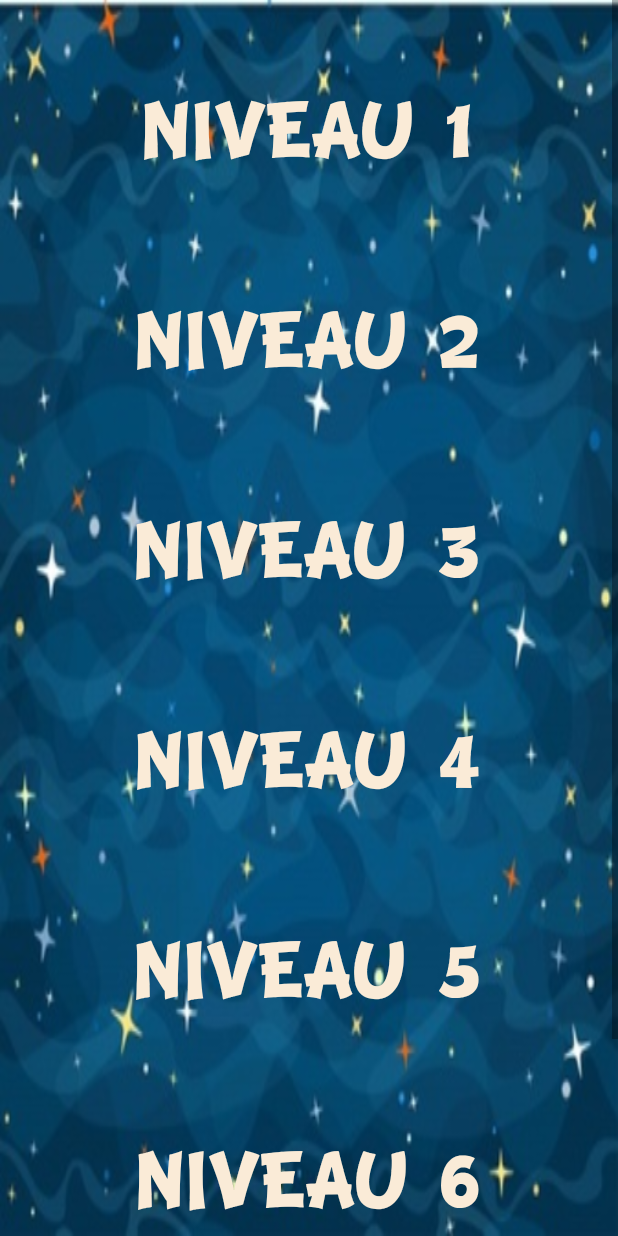
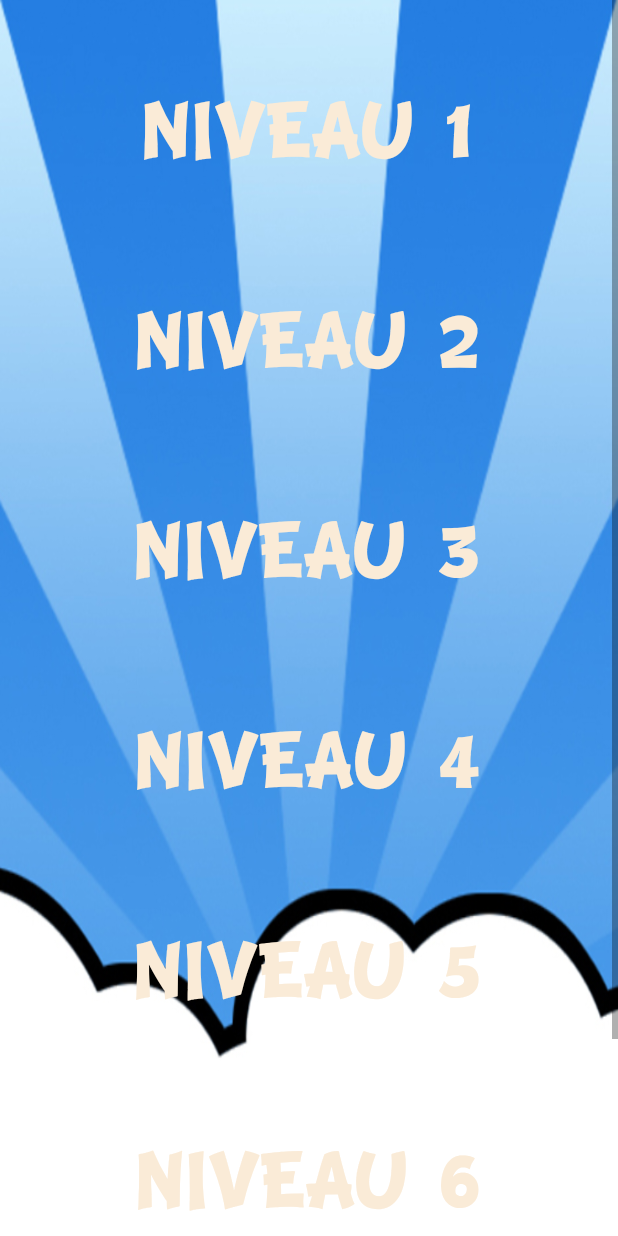
Before and after one commit to TheGroovINTpanda/Pandarezzo, an Android app: the layout menu_niveau.xml on its own in the app's theme, with its tools: preview values and no code run, on a phone screen of 412 x 824 dp. Run offline under Robolectric (Android 15) with nearby library versions, the phone set to English and light mode, and no system bars.

Commit message:
modification fond et couleur

```diff
--- a/app/src/main/res/layout/menu_niveau.xml
+++ b/app/src/main/res/layout/menu_niveau.xml
@@ -3,7 +3,7 @@
     xmlns:android="http://schemas.android.com/apk/res/android"
     android:layout_width="match_parent"
     android:layout_height="match_parent"
-    android:background="@drawable/ciel_etoile"
+    android:background="@drawable/ciel_menu"
     >
 
     <LinearLayout
```
Also changed, not shown: app/src/main/java/com/redpanda/pandarezzo/MainActivity.java (+4 -3 lines).
